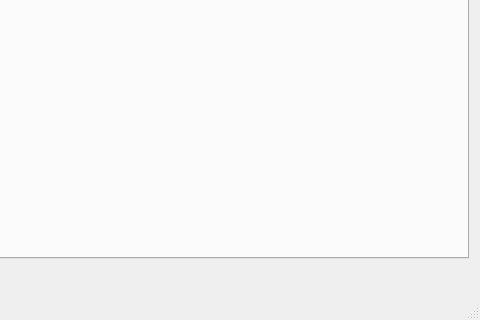
First picture: the form in foe_main.ui, repository sgh/FOE, before the edit; both pictures show x 293 to 773 and y 229 to 549 of the 773 by 549 pixel window.
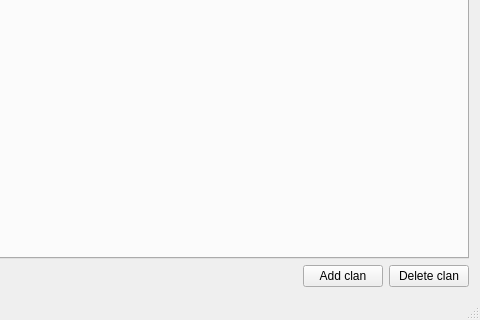
Second picture: the form after the edit.

Commit message: Added add/remove clan functionallity.

What changed in the file:
```diff
--- a/foe_main.ui
+++ b/foe_main.ui
@@ -54,6 +54,20 @@
         </property>
        </spacer>
       </item>
+      <item>
+       <widget class="QPushButton" name="addClanButton">
+        <property name="text">
+         <string>Add clan</string>
+        </property>
+       </widget>
+      </item>
+      <item>
+       <widget class="QPushButton" name="removeClanButton">
+        <property name="text">
+         <string>Delete clan</string>
+        </property>
+       </widget>
+      </item>
      </layout>
     </item>
    </layout>
```
The commit also changes 4 other files.
